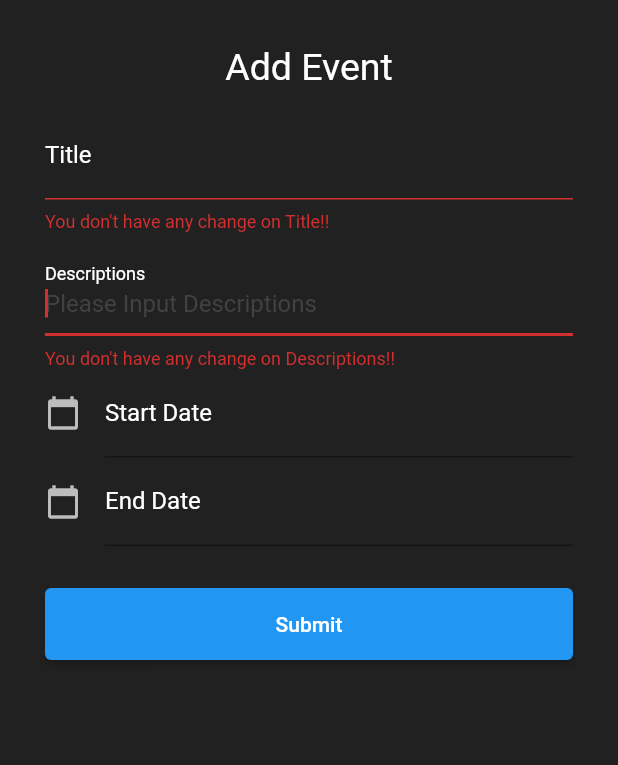
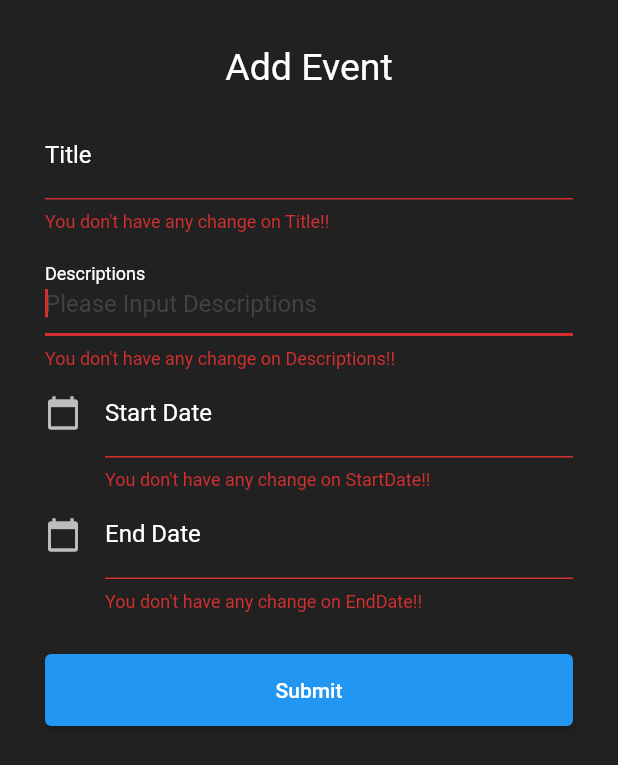
Before and after one commit to matthew99617/funds_management, a Flutter app: the CalendarBottomSheet widget shown alone on an empty page, opened directly, after a tap on "Submit", on a phone screen of 412 x 824 dp. Shown: the top 765 px of the screen. Run offline on Flutter 3.47's test engine with Material 2 defaults, Android fonts, the phone set to English and light mode, and no system bars; our stand-ins replace auto_route, bloc, date_field, flutter_bloc, shared_preferences, syncfusion_flutter_calendar; accounts and stored records are empty.

Commit message:
Bug Fix on ShowBottomSheet (add Event)

```diff
--- a/lib/presentation/screen/calendar/calendar_screen.dart
+++ b/lib/presentation/screen/calendar/calendar_screen.dart
@@ -68,7 +68,7 @@ class _CalendarScreenState extends State<CalendarScreen> {
             context: context,
             constraints: BoxConstraints.loose(Size(
               MediaQuery.of(context).size.width,
-              MediaQuery.of(context).size.height * 0.8,)
+              MediaQuery.of(context).size.height,)
             ),
             isScrollControlled: true,
             shape: RoundedRectangleBorder(
--- a/lib/presentation/screen/calendar/component/calendar_bottom_sheet.dart
+++ b/lib/presentation/screen/calendar/component/calendar_bottom_sheet.dart
@@ -118,7 +118,7 @@ class _CalendarBottomSheetState extends State<CalendarBottomSheet> {
                 return v!.trim().isNotEmpty ? null : "You don't have any change on Descriptions!!";
               },
             ),
-            TextField(
+            TextFormField(
               controller: dateInputStartDate, //editing controller of this TextField
               decoration: InputDecoration(
                 icon: Icon(Icons.calendar_today), //icon of text field
@@ -146,8 +146,11 @@ class _CalendarBottomSheetState extends State<CalendarBottomSheet> {
                   print("Date is not selected");
                 }
               },
+              validator: (v) {
+                return v!.trim().isNotEmpty ? null : "You don't have any change on StartDate!!";
+              },
             ),
-            TextField(
+            TextFormField(
               controller: dateInputEndDate, //editing controller of this TextField
               decoration: InputDecoration(
                 icon: Icon(Icons.calendar_today,), //icon of text field
@@ -174,6 +177,9 @@ class _CalendarBottomSheetState extends State<CalendarBottomSheet> {
                 }else{
                   print("Date is not selected");
                 }
+              },
+              validator: (v) {
+                return v!.trim().isNotEmpty ? null : "You don't have any change on EndDate!!";
               },
             ),
             Padding(
```
